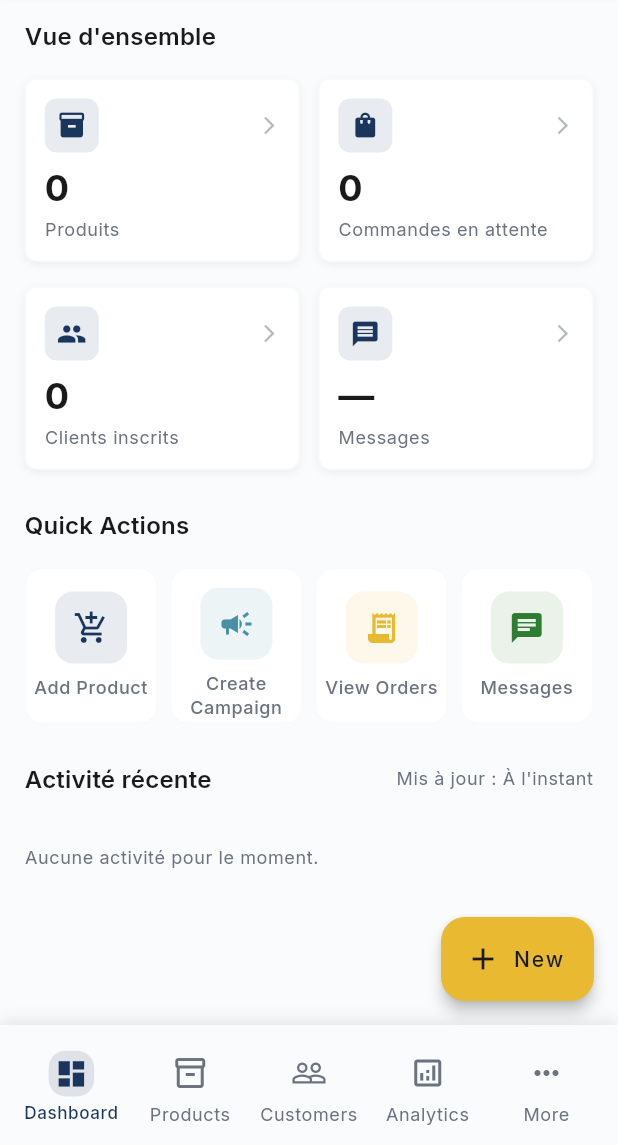
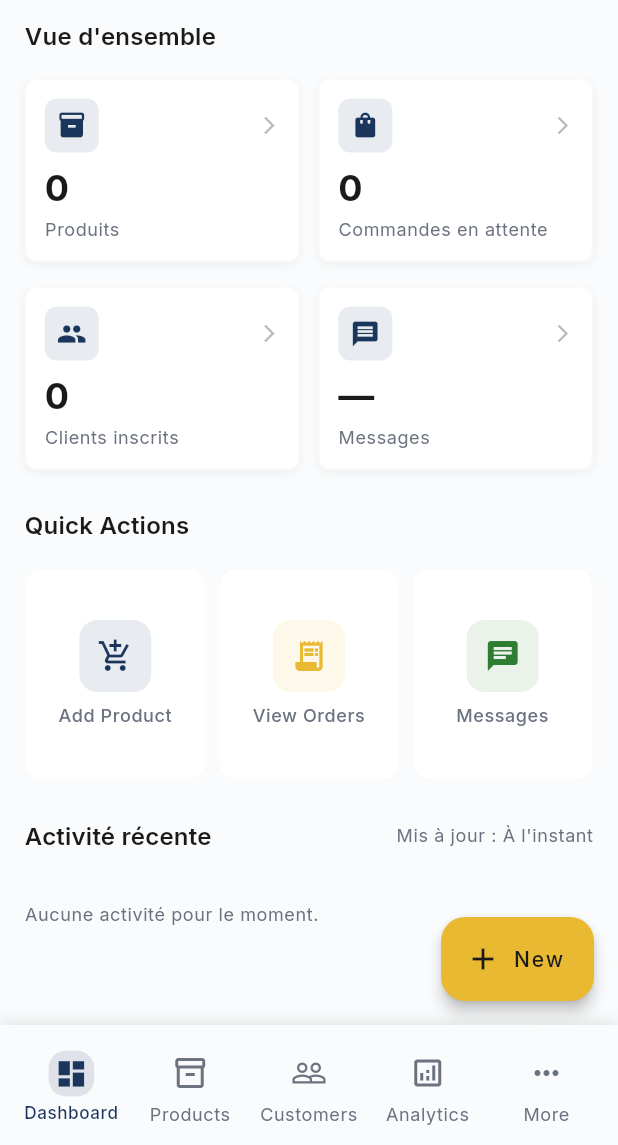
Before and after one commit to Anju-codermad/AkoraHub-app, a Flutter app: the BusinessDashboard screen opened by its route, on a phone screen of 412 x 824 dp, the part 91-1236 px from its top. Run offline on Flutter 3.47's test engine with Material 3 defaults, Android fonts, the phone set to English and light mode, and no system bars; our stand-ins replace cached_network_image, connectivity_plus, emoji_picker_flutter, flutter_riverpod, flutter_slidable, flutter_svg and 10 more; missing offline and left inert: flutter_quill; accounts and stored records are empty; network calls fail.

```diff
--- a/lib/presentation/business_dashboard/business_dashboard.dart
+++ b/lib/presentation/business_dashboard/business_dashboard.dart
@@ -74,11 +74,6 @@ class _BusinessDashboardState extends State<BusinessDashboard> {
         'icon': 'add_shopping_cart',
         'label': 'Add Product',
         'route': '/product-management-real'
-      },
-      {
-        'icon': 'campaign',
-        'label': 'Create Campaign',
-        'route': '/campaign-management'
       },
       {
         'icon': 'receipt_long',
@@ -203,8 +198,6 @@ class _BusinessDashboardState extends State<BusinessDashboard> {
                       if (actionType == 'add_product') {
                         Navigator.pushNamed(
                             context, '/product-management-real');
-                      } else if (actionType == 'create_campaign') {
-                        Navigator.pushNamed(context, '/campaign-management');
                       } else if (actionType == 'view_orders') {
                         Navigator.pushNamed(context, '/order-management-real');
                       } else if (actionType == 'customer_messages') {
--- a/lib/presentation/business_dashboard/widgets/quick_actions_grid_widget.dart
+++ b/lib/presentation/business_dashboard/widgets/quick_actions_grid_widget.dart
@@ -23,12 +23,6 @@ class QuickActionsGridWidget extends StatelessWidget {
         'icon': 'add_shopping_cart',
         'label': 'Add Product',
         'color': theme.colorScheme.primary,
-      },
-      {
-        'type': 'create_campaign',
-        'icon': 'campaign',
-        'label': 'Create Campaign',
-        'color': theme.colorScheme.secondary,
       },
       {
         'type': 'view_orders',
@@ -60,7 +54,7 @@ class QuickActionsGridWidget extends StatelessWidget {
             shrinkWrap: true,
             physics: const NeverScrollableScrollPhysics(),
             gridDelegate: SliverGridDelegateWithFixedCrossAxisCount(
-              crossAxisCount: 4,
+              crossAxisCount: 3,
               crossAxisSpacing: 2.w,
               mainAxisSpacing: 2.h,
               childAspectRatio: 0.85,
--- a/lib/routes/app_routes.dart
+++ b/lib/routes/app_routes.dart
@@ -2,7 +2,6 @@ import 'package:flutter/material.dart';
 import '../presentation/business_profile_settings/business_profile_settings.dart';
 import '../presentation/analytics_dashboard_real/analytics_dashboard_real.dart';
 import '../presentation/business_dashboard/business_dashboard.dart';
-import '../presentation/campaign_management/campaign_management.dart';
 import '../presentation/splash_screen/splash_screen.dart';
 import '../presentation/messaging_center_real/messaging_center_real.dart';
 import '../presentation/client_home/messaging/client_chat_screen.dart';
@@ -34,7 +33,6 @@ class AppRoutes {
   static const String businessProfileSettings = '/business-profile-settings';
   static const String analyticsDashboard = '/analytics-dashboard';
   static const String businessDashboard = '/business-dashboard';
-  static const String campaignManagement = '/campaign-management';
   static const String splash = '/splash-screen';
   static const String messagingCenter = '/messaging-center';
   static const String authentication = '/authentication-screen';
@@ -45,7 +43,6 @@ class AppRoutes {
     businessProfileSettings: (context) => const BusinessProfileSettings(),
     analyticsDashboard: (context) => const AnalyticsDashboardReal(),
     businessDashboard: (context) => const BusinessDashboard(),
-    campaignManagement: (context) => const CampaignManagement(),
     splash: (context) => const SplashScreen(),
     messagingCenter: (context) => const MessagingCenterReal(),
     clientChat: (context) => const ClientChatScreen(),
```
Also changed, not shown: lib/presentation/splash_screen/splash_screen.dart (+2 -32 lines), 1 other file.
